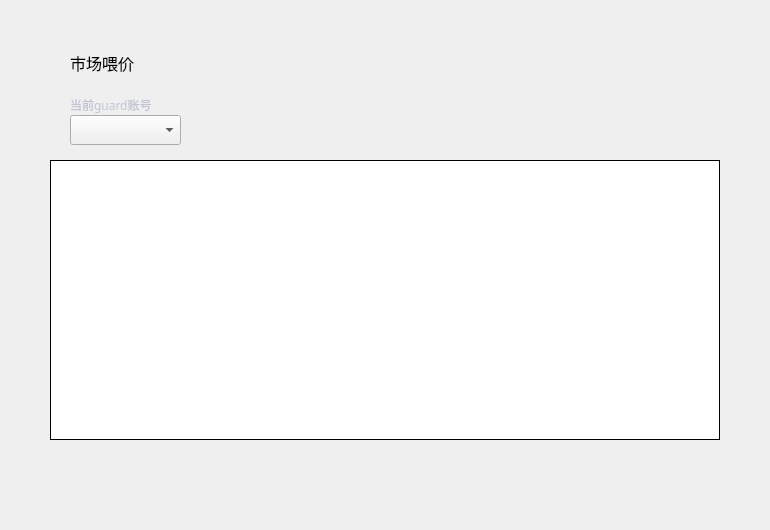
Above: LNKWallet/guard/FeedPricePage.ui from HcashOrg/hx-indicator before the change. Below: the same form after it.
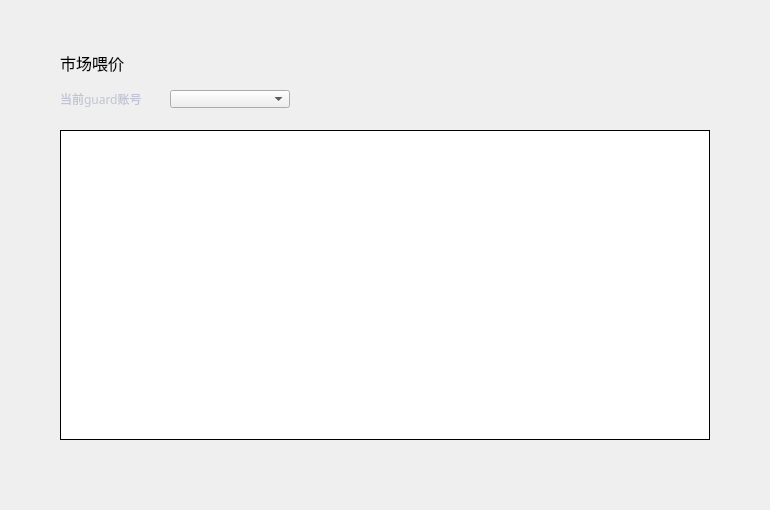
That is the form after the change.

```diff
--- a/LNKWallet/guard/FeedPricePage.ui
+++ b/LNKWallet/guard/FeedPricePage.ui
@@ -7,7 +7,7 @@
     <x>0</x>
     <y>0</y>
     <width>770</width>
-    <height>530</height>
+    <height>510</height>
    </rect>
   </property>
   <property name="windowTitle">
@@ -16,10 +16,10 @@
   <widget class="QTableWidget" name="assetPriceTableWidget">
    <property name="geometry">
     <rect>
-     <x>50</x>
-     <y>160</y>
-     <width>670</width>
-     <height>280</height>
+     <x>60</x>
+     <y>130</y>
+     <width>650</width>
+     <height>310</height>
     </rect>
    </property>
    <property name="cursor" stdset="0">
@@ -127,10 +127,10 @@
   <widget class="QComboBox" name="accountComboBox">
    <property name="geometry">
     <rect>
-     <x>70</x>
-     <y>115</y>
-     <width>111</width>
-     <height>30</height>
+     <x>170</x>
+     <y>90</y>
+     <width>120</width>
+     <height>18</height>
     </rect>
    </property>
    <property name="font">
@@ -150,10 +150,10 @@
   <widget class="QLabel" name="label">
    <property name="geometry">
     <rect>
-     <x>70</x>
-     <y>95</y>
+     <x>60</x>
+     <y>90</y>
      <width>100</width>
-     <height>20</height>
+     <height>18</height>
     </rect>
    </property>
    <property name="font">
@@ -174,7 +174,7 @@
   <widget class="QLabel" name="title_label">
    <property name="geometry">
     <rect>
-     <x>70</x>
+     <x>60</x>
      <y>50</y>
      <width>200</width>
      <height>26</height>
```
